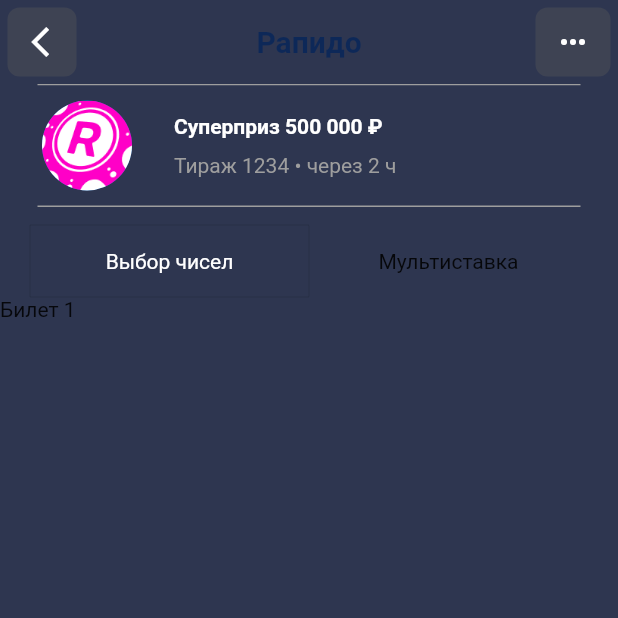
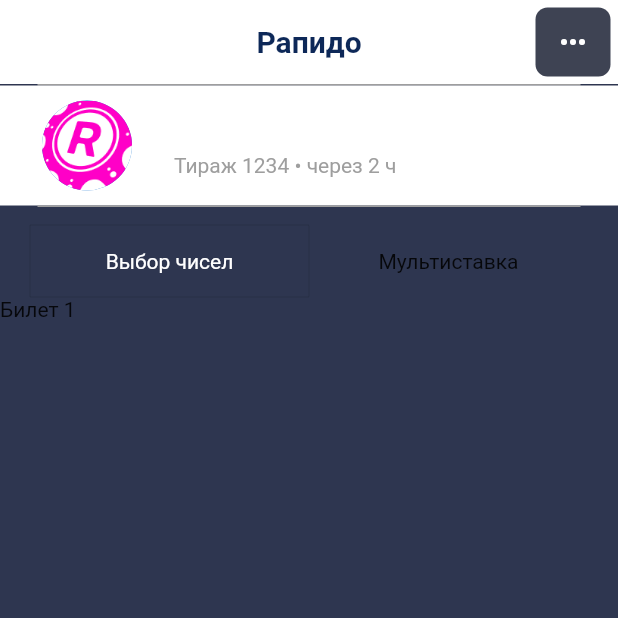
Before and after one commit to Nikita318-creator/recipe_app, a Flutter app: the screen it shows after launch, on a phone screen of 412 x 824 dp, the top half of it. Run offline on Flutter 3.47's test engine with Material 2 defaults, Android fonts, the phone set to English and light mode, and no system bars; our stand-ins replace cached_network_image, equatable.

Commit message:
add my them

```diff
--- a/lib/MainHome/HeadRow.dart
+++ b/lib/MainHome/HeadRow.dart
@@ -1,5 +1,6 @@
 import 'package:flutter/material.dart';
 // import 'package:new_recipes/pages/home_page.dart';
+import 'package:name/theme/app_theme.dart';
 
 class HeadRow extends StatelessWidget {
   const HeadRow({super.key});
@@ -7,7 +8,7 @@
   @override
   Widget build(BuildContext context) {
     return Container(
-        color: const Color(0xff2e3650),
+        color: AppTheme.of(context).colorScheme.main.backgroundTop,
         child: const SizedBox(
           height: 80,
           child: Row(
--- a/lib/MainHome/MainHome.dart
+++ b/lib/MainHome/MainHome.dart
@@ -1,5 +1,7 @@
 import 'package:flutter/material.dart';
 import 'package:new_recipes/MainHome/HeadView.dart';
+import 'package:name/theme/app_theme.dart';
+// import 'package:name/theme/adaptive_theme.dart';
 
 class MainHome extends StatelessWidget {
   const MainHome({super.key});
@@ -15,7 +17,7 @@
         title: Text('Рапидо'),
         elevation: 0,
         centerTitle: true,
-        backgroundColor: const Color(0xff2e3650),
+        backgroundColor: AppTheme.of(context).colorScheme.main.backgroundTop,
         leading: Padding(
           padding: const EdgeInsets.all(5), // TODO: - Кнопки меньше сделать
           child: SizedBox(
@@ -23,7 +25,7 @@
             child: TextButton(
               style: ButtonStyle(
                 backgroundColor: MaterialStateProperty.all(
-                    const Color.fromARGB(255, 62, 67, 83)),
+                    AppTheme.of(context).colorScheme.main.backgroundMain),
               ),
               onPressed: () {},
               child: const Padding(
--- a/name/lib/theme/data/colors/app_color_scheme.dart
+++ b/name/lib/theme/data/colors/app_color_scheme.dart
@@ -1,6 +1,7 @@
 import 'package:flutter/material.dart';
 import 'package:name/theme/data/colors/accent_colors_data.dart';
 import 'package:name/theme/data/colors/background_colors_data.dart';
+import 'package:name/theme/data/colors/main_colors.dart';
 import 'package:name/theme/data/colors/error_colors_data.dart';
 import 'package:name/theme/data/colors/neutral_colors_data.dart';
 import 'package:name/theme/data/colors/success_colors_data.dart';
@@ -9,6 +10,7 @@
   const AppColorScheme({
     required this.accent,
     required this.background,
+    required this.main,
     required this.neutral,
     required this.error,
     required this.success,
@@ -18,6 +20,7 @@
   factory AppColorScheme.light() => AppColorScheme(
         accent: AccentColorsData.light(),
         background: BackgroundColorsData.light(),
+        main: MainColorsData.light(),
         error: ErrorColorsData.light(),
         neutral: NeutralColorsData.light(),
         success: SuccessColorsData.light(),
@@ -27,6 +30,7 @@
   factory AppColorScheme.dark() => AppColorScheme(
         accent: AccentColorsData.dark(),
         background: BackgroundColorsData.light(),
+        main: MainColorsData.light(),
         error: ErrorColorsData.dark(),
         neutral: NeutralColorsData.light(),
         success: SuccessColorsData.light(),
@@ -35,6 +39,7 @@
 
   final AccentColorsData accent;
   final BackgroundColorsData background;
+  final MainColorsData main;
   final NeutralColorsData neutral;
   final ErrorColorsData error;
   final SuccessColorsData success;
@@ -43,6 +48,7 @@
   AppColorScheme copyWith({
     AccentColorsData? accent,
     BackgroundColorsData? background,
+    MainColorsData? main,
     NeutralColorsData? neutral,
     ErrorColorsData? error,
     SuccessColorsData? success,
@@ -51,6 +57,7 @@
       AppColorScheme(
         accent: accent ?? this.accent,
         background: background ?? this.background,
+        main: main ?? this.main,
         neutral: neutral ?? this.neutral,
         error: error ?? this.error,
         success: success ?? this.success,
```
Also changed, not shown: name/lib/theme/data/colors/main_colors.dart (added, +26 -0 lines).
